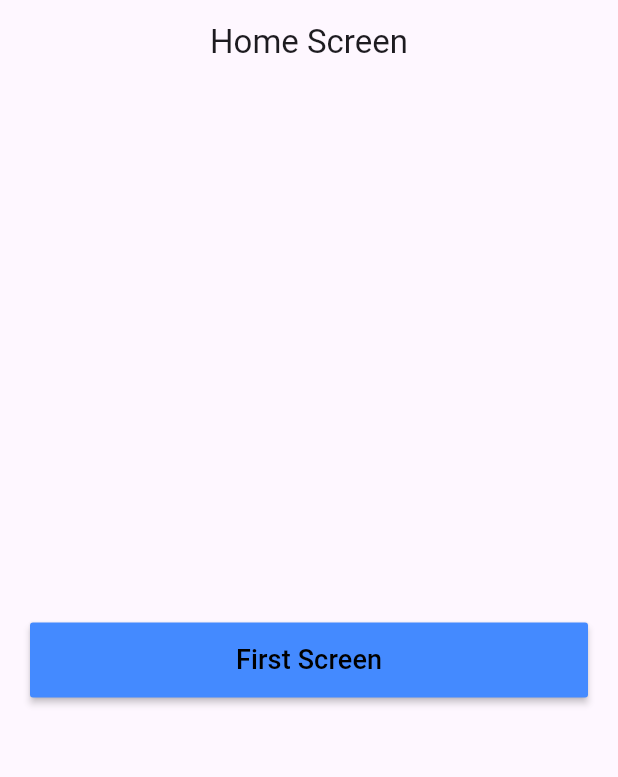
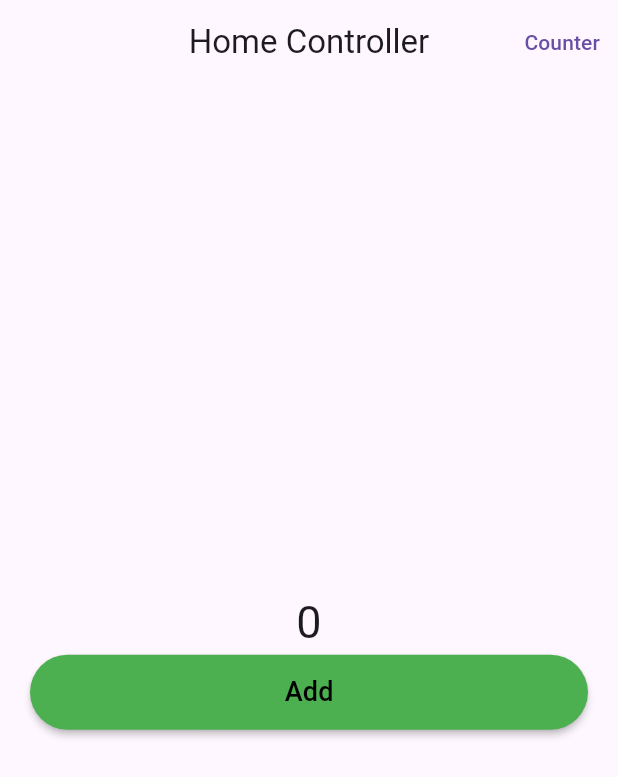
Before and after one commit to SaTya-Dev082/Getx-State-Management, a Flutter app: the screen it shows after launch, on a phone screen of 412 x 824 dp. Shown: the top 777 px of the screen. Run offline on Flutter 3.47's test engine with Material 3 defaults, Android fonts, the phone set to English and light mode, and no system bars; our stand-ins replace get.

Commit message:
learn about mvc partern in getx

```diff
--- a/lib/main.dart
+++ b/lib/main.dart
@@ -1,9 +1,10 @@
 import 'package:flutter/material.dart';
 import 'package:get/get.dart';
-import 'package:learning_getx/routes/first_screen.dart';
-import 'package:learning_getx/routes/home_screen.dart';
-import 'package:learning_getx/routes/second_screen.dart';
-import 'package:learning_getx/routes/third_screen.dart';
+import 'package:learning_getx/mvc_partern/view/screens/home_view.dart';
+// import 'package:learning_getx/routes/first_screen.dart';
+// import 'package:learning_getx/routes/home_screen.dart';
+// import 'package:learning_getx/routes/second_screen.dart';
+// import 'package:learning_getx/routes/third_screen.dart';
 
 void main() {
   runApp(const MyApp());
@@ -12,39 +13,35 @@ void main() {
 class MyApp extends StatelessWidget {
   const MyApp({super.key});
 
-  // This widget is the root of your application.
   @override
   Widget build(BuildContext context) {
     return GetMaterialApp(
-      initialRoute: '/',
-      getPages: [
-        GetPage(
-          name: '/',
-          page: () => FirstScreen(),
-          transition: Transition.rightToLeft,
-        ),
-        GetPage(
-          name: '/firstPage',
-          page: () => FirstScreen(),
-          transition: Transition.rightToLeft,
-        ),
-        GetPage(
-          name: '/secondPage',
-          page: () => SecondScreen(),
-          transition: Transition.rightToLeft,
-        ),
-        GetPage(
-          name: '/thirdPage',
-          page: () => ThirdScreen(),
-          transition: Transition.rightToLeft,
-        ),
-      ],
-      title: 'Flutter Demo',
+      // initialRoute: '/',
+      // getPages: [
+      //   GetPage(
+      //     name: '/',
+      //     page: () => FirstScreen(),
+      //     transition: Transition.rightToLeft,
+      //   ),
+      //   GetPage(
+      //     name: '/firstPage',
+      //     page: () => FirstScreen(),
+      //     transition: Transition.rightToLeft,
+      //   ),
+      //   GetPage(
+      //     name: '/secondPage',
+      //     page: () => SecondScreen(),
+      //     transition: Transition.rightToLeft,
+      //   ),
+      //   GetPage(
+      //     name: '/thirdPage',
+      //     page: () => ThirdScreen(),
+      //     transition: Transition.rightToLeft,
+      //   ),
+      // ],
       debugShowCheckedModeBanner: false,
-      theme: ThemeData(
-        colorScheme: ColorScheme.fromSeed(seedColor: Colors.deepPurple),
-      ),
-      home: const HomeScreen(),
+      // home: const HomeScreen(), // Home Route
+      home: HomeView(),
     );
   }
 }
--- /dev/null
+++ b/lib/mvc_partern/controller/home_controller.dart
@@ -0,0 +1,11 @@
+import 'package:get/get.dart';
+
+class HomeController extends GetxController {
+  String title = "Home Controller";
+  String name = "Satya";
+  int index = 0;
+  void increaseIndex() {
+    index++;
+    update();
+  }
+}
--- /dev/null
+++ b/lib/mvc_partern/view/screens/home_view.dart
@@ -0,0 +1,59 @@
+import 'package:flutter/material.dart';
+import 'package:get/get.dart';
+import 'package:learning_getx/mvc_partern/controller/home_controller.dart';
+import 'package:learning_getx/mvc_partern/view/screens/counter_screen.dart';
+
+class HomeView extends StatelessWidget {
+  const HomeView({super.key});
+
+  @override
+  Widget build(BuildContext context) {
+    return GetBuilder(
+      init: HomeController(),
+      builder: (controller) {
+        return Scaffold(
+          appBar: AppBar(
+            title: Text(controller.title),
+            centerTitle: true,
+            actions: [
+              TextButton(
+                onPressed: () {
+                  Get.to(CounterScreen());
+                },
+                child: Text("Counter"),
+              ),
+            ],
+          ),
+          body: Column(
+            crossAxisAlignment: CrossAxisAlignment.stretch,
+            mainAxisAlignment: MainAxisAlignment.center,
+            children: [
+              Text(
+                controller.index.toString(),
+                style: TextStyle(fontSize: 30),
+                textAlign: TextAlign.center,
+              ),
+              Padding(
+                padding: const EdgeInsets.symmetric(horizontal: 20),
+                child: MaterialButton(
+                  shape: RoundedRectangleBorder(
+                    borderRadius: BorderRadius.circular(25),
+                  ),
+                  height: 50,
+                  onPressed: () {
+                    controller.increaseIndex();
+                  },
+                  color: Colors.green,
+                  child: Text(
+                    "Add",
+                    style: TextStyle(fontSize: 18, color: Colors.black),
+                  ),
+                ),
+              ),
+            ],
+          ),
+        );
+      },
+    );
+  }
+}
--- a/lib/routes/first_screen.dart
+++ b/lib/routes/first_screen.dart
@@ -17,6 +17,9 @@ class FirstScreen extends StatelessWidget {
             padding: const EdgeInsets.symmetric(horizontal: 20),
             child: MaterialButton(
               height: 50,
+              shape: RoundedRectangleBorder(
+                borderRadius: BorderRadius.circular(25),
+              ),
               onPressed: () {
                 // Navigator.push(
                 //   context,
--- a/lib/routes/home_screen.dart
+++ b/lib/routes/home_screen.dart
@@ -16,6 +16,9 @@ class HomeScreen extends StatelessWidget {
           Padding(
             padding: const EdgeInsets.symmetric(horizontal: 20),
             child: MaterialButton(
+              shape: RoundedRectangleBorder(
+                borderRadius: BorderRadius.circular(25),
+              ),
               height: 50,
               onPressed: () {
                 // Navigator.push(
--- a/lib/routes/second_screen.dart
+++ b/lib/routes/second_screen.dart
@@ -17,6 +17,9 @@ class SecondScreen extends StatelessWidget {
             padding: const EdgeInsets.symmetric(horizontal: 20),
             child: MaterialButton(
               height: 50,
+              shape: RoundedRectangleBorder(
+                borderRadius: BorderRadius.circular(25),
+              ),
               onPressed: () {
                 // Navigator.push(
                 //   context,
--- a/lib/routes/third_screen.dart
+++ b/lib/routes/third_screen.dart
@@ -17,6 +17,9 @@ class ThirdScreen extends StatelessWidget {
             padding: const EdgeInsets.symmetric(horizontal: 20),
             child: MaterialButton(
               height: 50,
+              shape: RoundedRectangleBorder(
+                borderRadius: BorderRadius.circular(25),
+              ),
               onPressed: () {
                 // Navigator.push(
                 //   context,
```
Also changed, not shown: lib/mvc_partern/view/screens/counter_screen.dart (added, +47 -0 lines).
